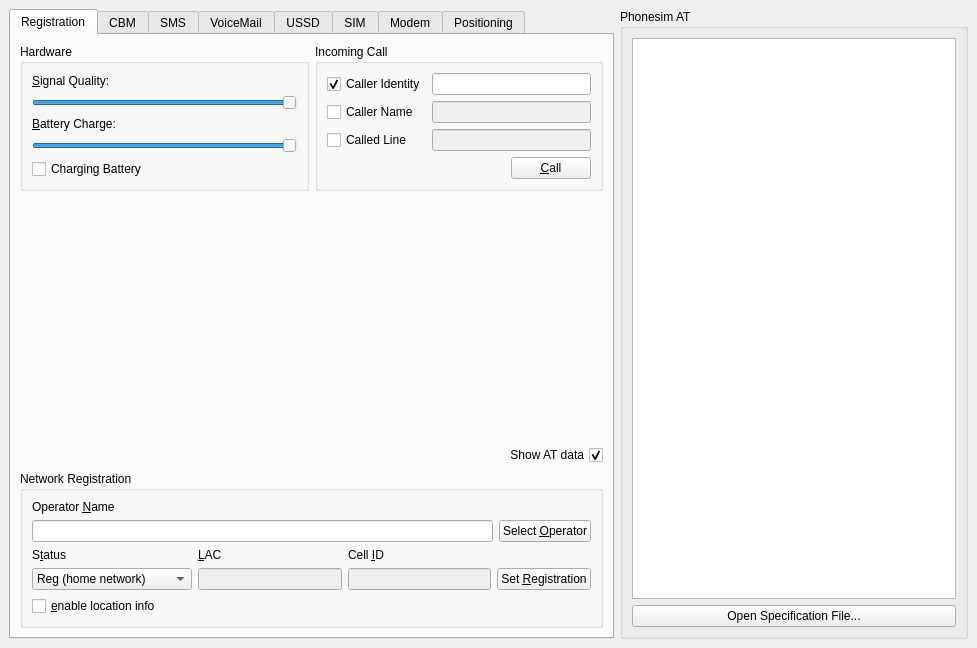
First picture: the form in src/controlbase.ui, repository jpakkane/ofono-phonesim, before the edit.
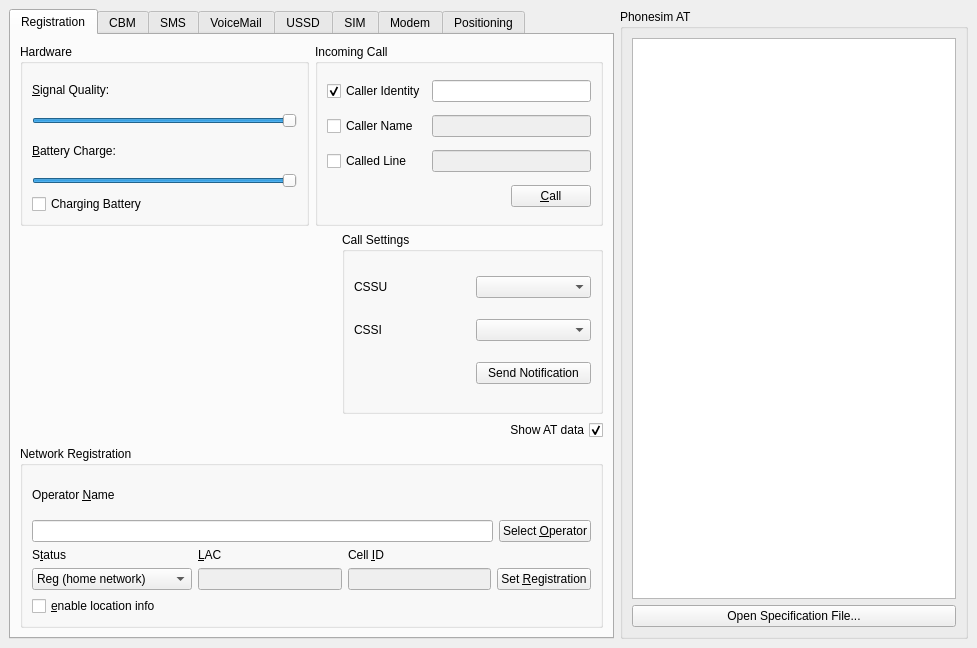
Second picture: the form after the edit.

Commit message: phonesim: add CSSU/CSSI UI

```diff
--- a/src/controlbase.ui
+++ b/src/controlbase.ui
@@ -195,17 +195,60 @@
         </layout>
        </item>
        <item>
-        <spacer>
+        <layout class="QHBoxLayout" name="horizontalLayout_3">
+         <item>
+          <spacer name="horizontalSpacer">
          <property name="orientation">
-          <enum>Qt::Vertical</enum>
+            <enum>Qt::Horizontal</enum>
+           </property>
+           <property name="sizeType">
+            <enum>QSizePolicy::Fixed</enum>
          </property>
          <property name="sizeHint" stdset="0">
           <size>
-           <width>566</width>
-           <height>101</height>
+             <width>322</width>
+             <height>20</height>
           </size>
          </property>
         </spacer>
+         </item>
+         <item>
+          <widget class="QGroupBox" name="gbCallSettings">
+           <property name="title">
+            <string>Call Settings</string>
+           </property>
+           <layout class="QGridLayout" name="gridLayout_2">
+            <item row="0" column="1">
+             <widget class="QComboBox" name="cbCSSU"/>
+            </item>
+            <item row="1" column="1">
+             <widget class="QComboBox" name="cbCSSI"/>
+            </item>
+            <item row="0" column="0">
+             <widget class="QLabel" name="lbCSSU">
+              <property name="text">
+               <string>CSSU</string>
+              </property>
+             </widget>
+            </item>
+            <item row="1" column="0">
+             <widget class="QLabel" name="lbCSSI">
+              <property name="text">
+               <string>CSSI</string>
+              </property>
+             </widget>
+            </item>
+            <item row="2" column="1">
+             <widget class="QPushButton" name="pbSendNotif">
+              <property name="text">
+               <string>Send Notification</string>
+              </property>
+             </widget>
+            </item>
+           </layout>
+          </widget>
+         </item>
+        </layout>
        </item>
        <item>
         <widget class="QCheckBox" name="atCheckBox">
```
Lines whose indentation alone changed are shown as unchanged.
